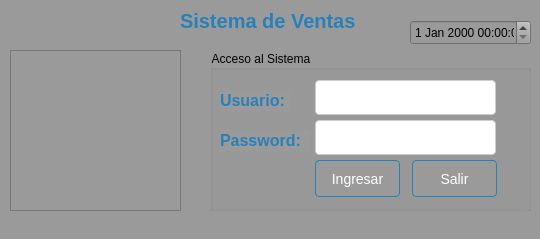
The window that Sistema de ventas/ui/FrmLogin.ui (CodeDrTech/DevelopPython) describes before a commit, drawn with Qt 5.
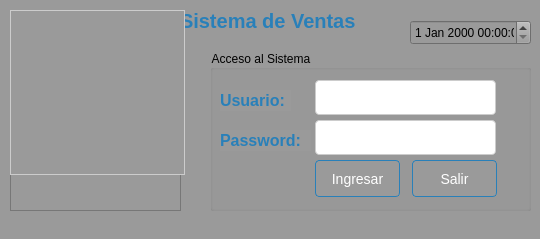
The same window after the commit.

The edit to the form file:
```diff
--- a/Sistema de ventas/ui/FrmLogin.ui
+++ b/Sistema de ventas/ui/FrmLogin.ui
@@ -366,6 +366,63 @@
      </property>
     </widget>
    </widget>
+   <widget class="QTableView" name="tbDatos">
+    <property name="geometry">
+     <rect>
+      <x>10</x>
+      <y>10</y>
+      <width>175</width>
+      <height>165</height>
+     </rect>
+    </property>
+    <property name="styleSheet">
+     <string notr="true">QTableView {
+    background-color: #9a9a9a;
+    border: 1px solid #cccccc;
+    selection-background-color: #3498db;
+    selection-color: #ffffff;
+}
+
+QTableView QHeaderView {
+    background-color: #d3d3d3;
+    color: #333333;
+    border: none;
+}
+
+QTableView QHeaderView::section {
+    background-color: #bbbbbb;
+    color: #333333;
+    padding: 6px;
+    border: 1px solid #cccccc;
+}
+
+QTableView QHeaderView::section:checked {
+    background-color: #3498db;
+    color: #ffffff;
+}
+
+QTableView::item {
+    padding: 6px;
+}
+
+QTableView::item:selected {
+    background-color: #3498db;
+    color: #ffffff;
+}
+
+QTableView::item:focus {
+    background-color: #3498db;
+    color: #ffffff;
+    outline: none;
+}
+
+QTableView::item:hover {
+    background-color: #d3d3d3;
+    color: #333333;
+}
+</string>
+    </property>
+   </widget>
   </widget>
   <widget class="QStatusBar" name="statusbar"/>
  </widget>
```
Left out of the diff: 3 changed lines with no effect on the pictures.
